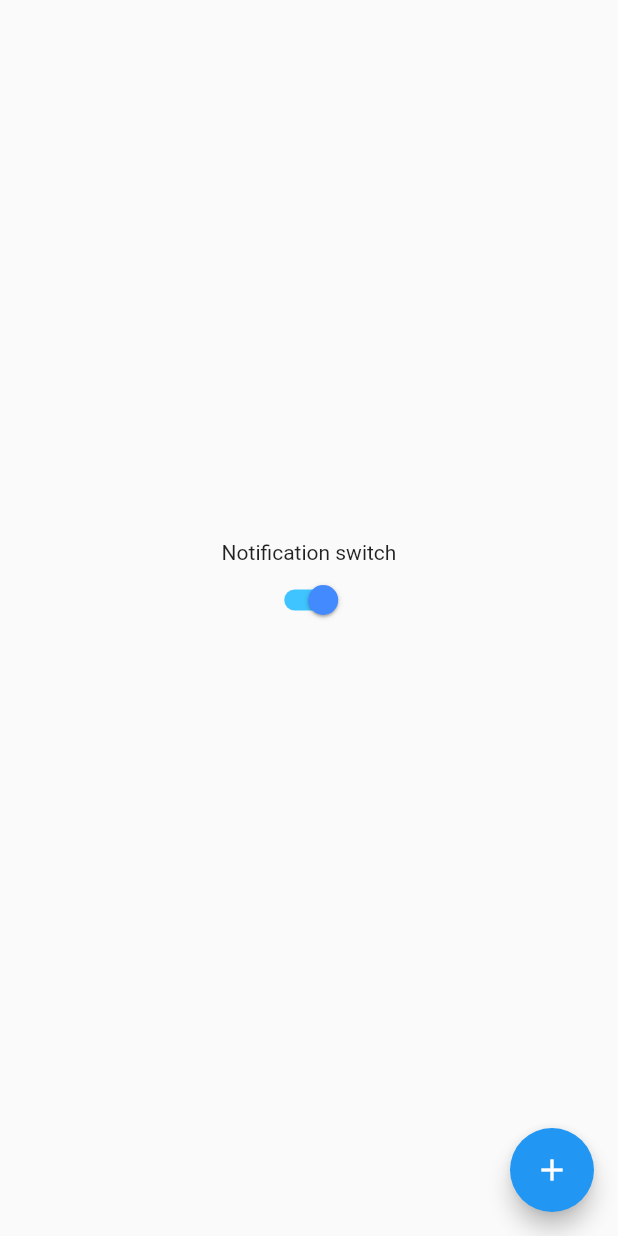
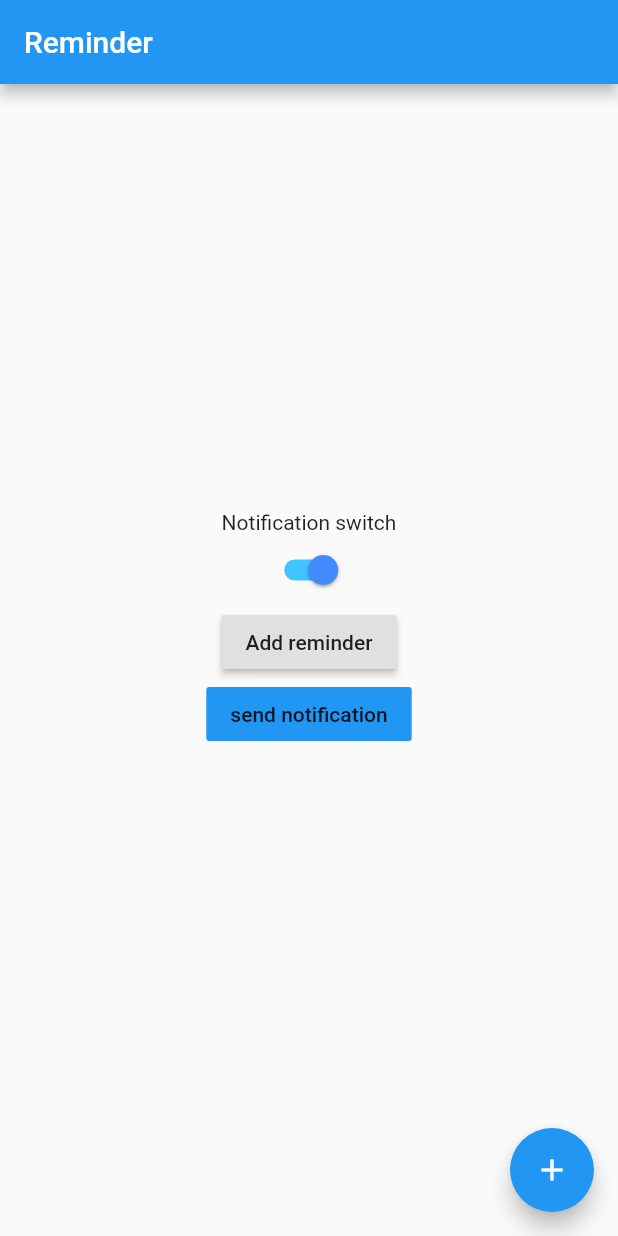
Before and after one commit to brains-and-beards/flutter-reminders-app, a Flutter app: the screen it shows after launch, on a phone screen of 412 x 824 dp. Run offline on Flutter 3.47's test engine with Material 2 defaults, Android fonts, the phone set to English and light mode, and no system bars; our stand-ins replace flutter_local_notifications, flutter_redux, redux, rxdart.

Commit message:
Add notification switch and dialog for adding reminder

```diff
--- a/lib/builder/NotificationSwitchBuilder.dart
+++ b/lib/builder/NotificationSwitchBuilder.dart
@@ -1,12 +1,19 @@
 import 'package:flutter/material.dart';
+import 'package:flutter_local_notifications/flutter_local_notifications.dart';
+import 'package:hello_world/utils/notificationHelper.dart';
 
 class NotificationSwitchBuilder extends StatefulWidget {
+  final FlutterLocalNotificationsPlugin flutterLocalNotificationsPlugin;
+  NotificationSwitchBuilder({Key key, this.flutterLocalNotificationsPlugin});
+
+  @override
+  _NotificationSwitchBuilderState createState() =>
+      _NotificationSwitchBuilderState();
+}
+
+class _NotificationSwitchBuilderState extends State<NotificationSwitchBuilder> {
   bool isSwitched = true;
 
-  createState() => NotificationSwitchBuilderState();
-}
-
-class NotificationSwitchBuilderState extends State<NotificationSwitchBuilder> {
   @override
   Widget build(BuildContext context) {
     return SizedBox(
@@ -16,10 +23,13 @@ class NotificationSwitchBuilderState extends State<NotificationSwitchBuilder> {
               children: <Widget>[
             Text('Notification switch'),
             Switch(
-              value: widget.isSwitched,
+              value: isSwitched,
               onChanged: (value) {
+                if (!value) {
+                  turnOffNotification(widget.flutterLocalNotificationsPlugin);
+                }
                 setState(() {
-                  widget.isSwitched = value;
+                  isSwitched = value;
                 });
               },
               activeTrackColor: Colors.lightBlueAccent,
--- /dev/null
+++ b/lib/builder/ReminderAlertBuilder.dart
@@ -0,0 +1,45 @@
+import 'package:flutter/material.dart';
+import 'package:flutter/widgets.dart';
+
+class ReminderAlertBuilder extends StatefulWidget {
+  ReminderAlertBuilder({Key key, this.title}) : super(key: key);
+
+  final String title;
+
+  @override
+  _ReminderAlertBuilderState createState() => _ReminderAlertBuilderState();
+}
+
+class _ReminderAlertBuilderState extends State<ReminderAlertBuilder> {
+  @override
+  Widget build(BuildContext context) {
+    return Center(
+      child: Column(
+        mainAxisAlignment: MainAxisAlignment.center,
+        children: <Widget>[
+          RaisedButton(
+            child: Text('Add reminder'),
+            onPressed: _showMaterialDialog,
+          ),
+        ],
+      ),
+    );
+  }
+
+  _showMaterialDialog() {
+    showDialog(
+        context: context,
+        builder: (_) => new AlertDialog(
+              title: new Text("Create a reminder"),
+              content: new Text("Choose action"),
+              actions: <Widget>[
+                FlatButton(
+                  child: Text('Add'),
+                  onPressed: () {
+                    Navigator.of(context).pop();
+                  },
+                )
+              ],
+            ));
+  }
+}
--- a/lib/main.dart
+++ b/lib/main.dart
@@ -8,6 +8,7 @@ import 'package:hello_world/utils/notificationHelper.dart';
 import 'package:redux/redux.dart';
 import 'package:flutter_local_notifications/flutter_local_notifications.dart';
 import 'builder/NotificationSwitchBuilder.dart';
+import 'builder/ReminderAlertBuilder.dart';
 import 'models/index.dart';
 
 final FlutterLocalNotificationsPlugin flutterLocalNotificationsPlugin =
@@ -35,13 +36,27 @@ class LunchingApp extends StatelessWidget {
   Widget build(BuildContext context) {
     return StoreProvider<AppState>(
       child: MaterialApp(
+          title: 'Reminder',
           home: Scaffold(
+            appBar: AppBar(
+              title: Text('Reminder'),
+            ),
             body: Center(
               child: Column(
                 crossAxisAlignment: CrossAxisAlignment.center,
                 mainAxisAlignment: MainAxisAlignment.center,
                 children: <Widget>[
-              NotificationSwitchBuilder(),
+                  NotificationSwitchBuilder(
+                    flutterLocalNotificationsPlugin:
+                        flutterLocalNotificationsPlugin,
+                    key: new Key('value'),
+                  ),
+                  ReminderAlertBuilder(),
+                  FlatButton(
+                      child: Text('send notification'),
+                      color: Colors.blue,
+                      onPressed: () async => await scheduleNotification(
+                          flutterLocalNotificationsPlugin)),
                   StoreConnector<AppState, List<Alarm>>(
                     converter: (store) => store.state.alarmsState.alarms,
                     builder: (context, alarms) {
@@ -71,5 +86,7 @@ class LunchingApp extends StatelessWidget {
           )),
       store: store,
     );
+
+    ;
   }
 }
--- a/lib/utils/notificationHelper.dart
+++ b/lib/utils/notificationHelper.dart
@@ -37,7 +37,7 @@ Future<void> initNotifications(
 Future<void> showNotification(
     FlutterLocalNotificationsPlugin flutterLocalNotificationsPlugin) async {
   var androidPlatformChannelSpecifics = AndroidNotificationDetails(
-      'your channel id', 'Natalia', 'your channel description',
+      '0', 'Natalia', 'your channel description',
       importance: Importance.Max, priority: Priority.High, ticker: 'ticker');
   var iOSPlatformChannelSpecifics = IOSNotificationDetails();
   var platformChannelSpecifics = NotificationDetails(
@@ -49,7 +49,7 @@ Future<void> showNotification(
 
 Future<void> turnOffNotification(
     FlutterLocalNotificationsPlugin flutterLocalNotificationsPlugin) async {
-  await flutterLocalNotificationsPlugin.cancel(0);
+  await flutterLocalNotificationsPlugin.cancelAll();
 }
 
 Future<void> scheduleNotification(
```
Lines whose indentation alone changed are shown as unchanged.
